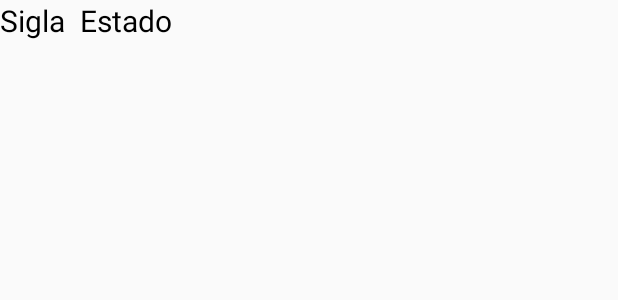
After one commit to eliezerint/EliezerMacedoTCCNovo, an Android app: the layout adapter_spinner_estado.xml on its own in the app's theme, with its tools: preview values and no code run, on a phone screen of 412 x 824 dp. The commit adds this screen. Shown: the top 300 px of the screen. Run offline under Robolectric (Android 15) with nearby library versions, the phone set to English and light mode, and no system bars.

Commit message:
commit finalizando cidade e cliente

```diff
--- a/AppMetaForcaDeVenda/app/src/main/res/layout/activity_cadastro_cidade.xml
+++ b/AppMetaForcaDeVenda/app/src/main/res/layout/activity_cadastro_cidade.xml
@@ -66,6 +66,7 @@
             android:id="@+id/EditIbge"
             android:layout_width="match_parent"
             android:layout_height="wrap_content"
+            android:visibility="gone"
             android:hint="IBGE"
             android:digits="1234567890."
             android:inputType="number"
--- a/AppMetaForcaDeVenda/app/src/main/res/layout/activity_consulta_cidade.xml
+++ b/AppMetaForcaDeVenda/app/src/main/res/layout/activity_consulta_cidade.xml
@@ -40,14 +40,14 @@
             <LinearLayout
                 android:layout_width="match_parent"
                 android:layout_height="wrap_content"
-                android:orientation="horizontal"
+                android:orientation="vertical"
                >
 
 
                 <com.weiwangcn.betterspinner.library.material.MaterialBetterSpinner
 
                     android:id="@+id/SpinnerPais"
-                    android:layout_width="170dp"
+                    android:layout_width="match_parent"
                     android:layout_height="wrap_content"
                     android:hint="País"
                     app:met_baseColor="@color/colorPrimary"
@@ -59,7 +59,7 @@
 
                 <com.weiwangcn.betterspinner.library.material.MaterialBetterSpinner
                     android:id="@+id/SpinnerEstado"
-                    android:layout_width="160dp"
+                    android:layout_width="match_parent"
                     android:layout_height="wrap_content"
                     android:hint="Estado"
                     app:met_baseColor="@color/colorPrimary"
--- /dev/null
+++ b/AppMetaForcaDeVenda/app/src/main/res/layout/adapter_spinner_estado.xml
@@ -0,0 +1,27 @@
+<?xml version="1.0" encoding="utf-8"?>
+<LinearLayout
+    xmlns:android="http://schemas.android.com/apk/res/android"
+    android:orientation="horizontal"
+    android:layout_width="match_parent"
+    android:layout_height="match_parent">
+
+    <TextView
+        android:id="@+id/tv_Sigla"
+        android:layout_width="wrap_content"
+        android:layout_height="wrap_content"
+        android:textSize="20dp"
+        android:textColor="#000"
+        android:text="Sigla"/>
+
+    <TextView
+        android:id="@+id/tv_Estado"
+        android:layout_width="wrap_content"
+        android:layout_height="wrap_content"
+        android:layout_marginLeft="10dp"
+        android:textSize="20dp"
+        android:textColor="#000"
+        android:text="Estado"/>
+
+
+
+</LinearLayout>
--- a/AppMetaForcaDeVenda/app/src/main/res/values/strings.xml
+++ b/AppMetaForcaDeVenda/app/src/main/res/values/strings.xml
@@ -74,7 +74,7 @@
     <string name="max_razaosocial">A Razão social maximo 60 caracteres </string>
     <string name="max_Apelido">O apelido maximo 60 caracteres </string>
     <string name="max_fantasia">O nome fantasia maximo 60 caracteres </string>
-    <string name="max_ibge">O campo ibge maximo 7 numeros </string>
+    <string name="min_ibge">O campo ibge ter no minimo 7 numeros </string>
     <string name="title_activity_consulta_pedido">ConsultaPedidoActivity</string>
 
 
```
Also changed, not shown: AppMetaForcaDeVenda/app/src/main/java/br/grupointegrado/appmetaforadevenda/Fragments/PessoaFragment.java (+8 -1 lines), AppMetaForcaDeVenda/app/src/main/java/br/grupointegrado/appmetaforadevenda/Listagem/AdapterSpinnerEstado.java (added, +47 -0 lines), AppMetaForcaDeVenda/app/src/main/java/br/grupointegrado/appmetaforadevenda/Listagem/AdapterSpinnerPais.java (added, +44 -0 lines), AppMetaForcaDeVenda/app/src/main/java/br/grupointegrado/appmetaforadevenda/TelaCadastro/CadastroCidadeActivity.java (+46 -12 lines), AppMetaForcaDeVenda/app/src/main/java/br/grupointegrado/appmetaforadevenda/TelaCadastro/CadastroPessoaActivity.java (+10 -6 lines), AppMetaForcaDeVenda/app/src/main/java/br/grupointegrado/appmetaforadevenda/TelaConsulta/ConsultaCidadeActivity.java (+54 -12 lines), AppMetaForcaDeVenda/app/src/main/res/layout/adapter_spinner_pais.xml (added, +27 -0 lines), AppMetaForcaDeVenda/app/src/main/java/br/grupointegrado/appmetaforadevenda/Fragments/ItensFragment.java (line endings or trailing spaces), 2 other files.
